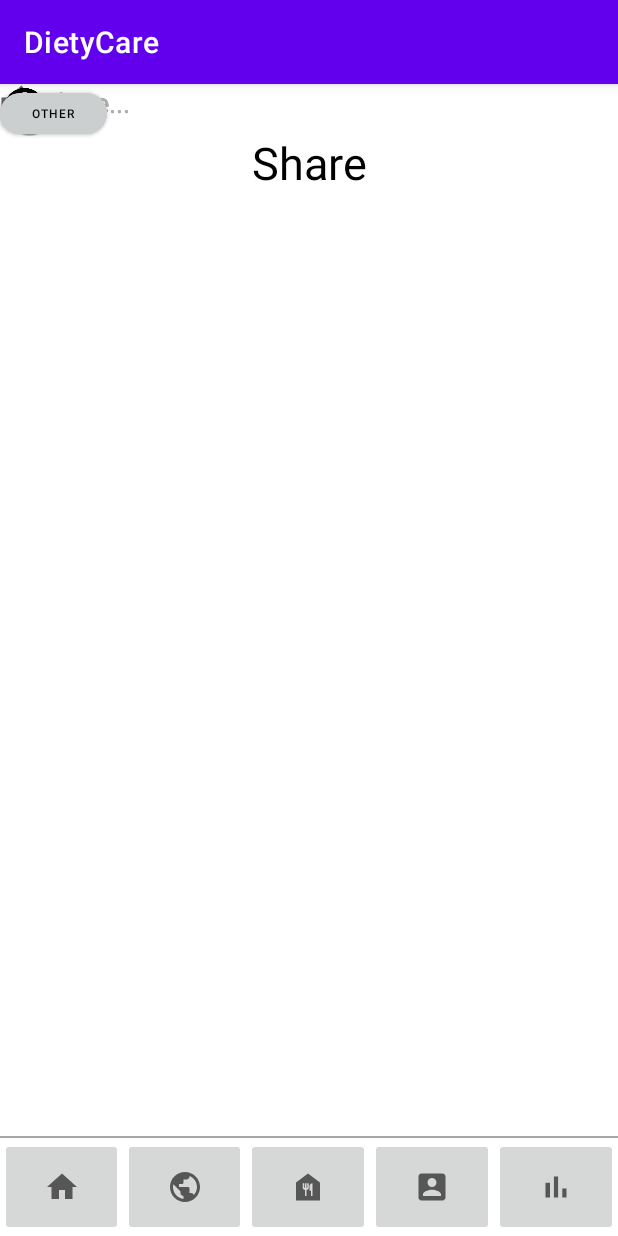
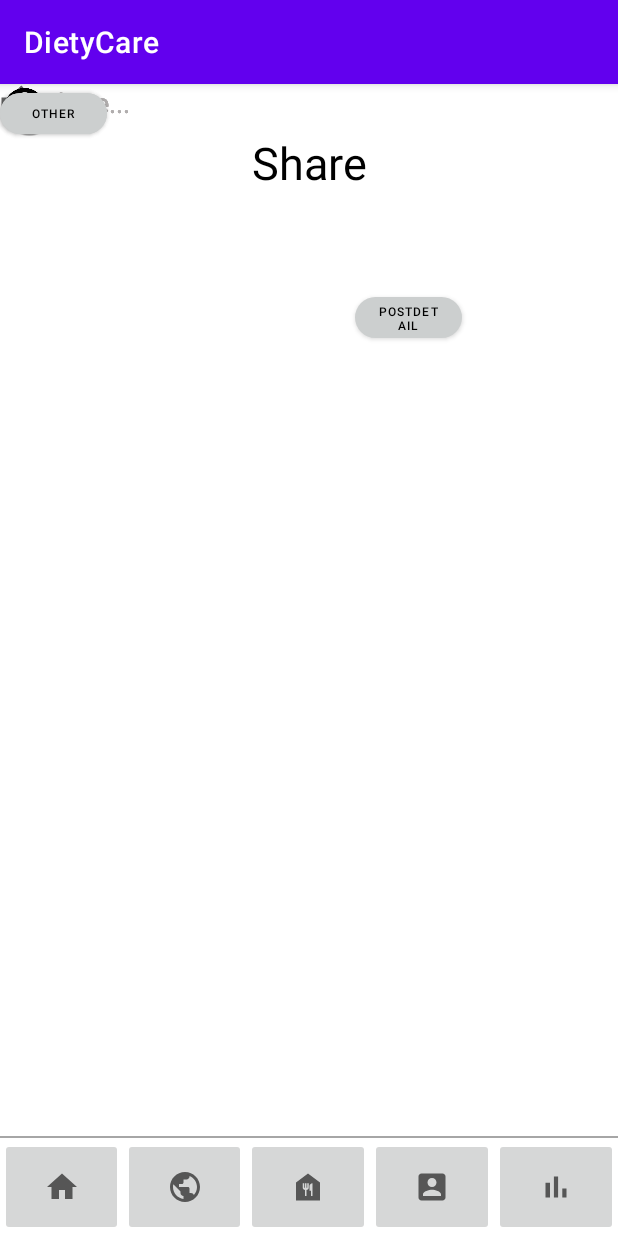
Before and after one commit to bryanchang0603/DietyCare-FrontEnd, an Android app: the screen it shows after launch once a user with an empty profile is signed in (shareActivity), after a tap on an icon or button, on a phone screen of 412 x 824 dp. Run offline under Robolectric (Android 15) with nearby library versions, the phone set to English and light mode, and no system bars; our stand-ins replace Firebase (no records; nobody signed in at launch, a user with empty details on screens opened directly), sdp/ssp sizes; Roboto replaces fonts that are not available here.

Commit message:
post detail initial commit

```diff
--- a/app/src/main/AndroidManifest.xml
+++ b/app/src/main/AndroidManifest.xml
@@ -29,6 +29,7 @@
         <activity android:name=".editActivity" />
         <activity android:name=".progress" />
         <activity android:name=".shareActivity" />
+        <activity android:name=".PostDetailActivity" />
         <activity
             android:name=".MealRecommendationActivity"
             android:exported="false" />
--- a/app/src/main/java/com/example/dietycare/MainActivity.java
+++ b/app/src/main/java/com/example/dietycare/MainActivity.java
@@ -75,11 +75,11 @@ public class MainActivity extends AppCompatActivity {
 
 
         // The following codes are for testing the UID
-        FirebaseUser currentUser = FirebaseAuth.getInstance().getCurrentUser();
-
-
-        assert currentUser != null;
-        System.out.println(currentUser.getUid());
+//        FirebaseUser currentUser = FirebaseAuth.getInstance().getCurrentUser();
+//
+//
+//        assert currentUser != null;
+//        System.out.println(currentUser.getUid());
 
         if (getSupportActionBar() != null) {
             getSupportActionBar().hide();
--- a/app/src/main/java/com/example/dietycare/shareActivity.java
+++ b/app/src/main/java/com/example/dietycare/shareActivity.java
@@ -7,6 +7,7 @@ import androidx.appcompat.app.AppCompatActivity;
 
 import com.google.android.gms.tasks.OnCompleteListener;
 import com.google.android.gms.tasks.Task;
+import com.google.android.material.button.MaterialButton;
 import com.google.firebase.auth.AuthResult;
 import com.google.firebase.auth.FirebaseAuth;
 import com.google.firebase.auth.FirebaseUser;
@@ -41,6 +42,18 @@ public class shareActivity extends AppCompatActivity {
         meal_btn = findViewById(R.id.menu_btn_meal_share);
         progress_btn = findViewById(R.id.menu_btn_progress_share);
         account_btn = findViewById(R.id.main_btn_account_share);
+
+        MaterialButton detail_btn = findViewById(R.id.detailButton);
+        detail_btn.setOnClickListener(new View.OnClickListener() {
+                                        @Override
+                                        public void onClick(View view) {
+                                            Intent intent = new Intent(shareActivity.this, PostDetailActivity.class);
+                                            //Starting of the Intent
+                                            startActivity(intent);
+                                            finish();
+                                        }
+                                    }
+        );
 
         home_btn.setOnClickListener(new View.OnClickListener() {
                                         @Override
--- a/app/src/main/res/layout/share.xml
+++ b/app/src/main/res/layout/share.xml
@@ -17,7 +17,21 @@
         tools:layout_editor_absoluteY="@dimen/_70sdp" />
 
     <com.google.android.material.button.MaterialButton
-        android:id="@+id/materialButton2"
+        android:id="@+id/detailButton"
+        android:layout_width="@dimen/_55sdp"
+        android:layout_height="@dimen/_30sdp"
+        android:layout_marginTop="136dp"
+        android:layout_marginEnd="104dp"
+        android:text="postDetail"
+        android:textColor="#000000"
+        android:textSize="8dp"
+        app:backgroundTint="#CCCFCF"
+        app:cornerRadius="18dp"
+        app:layout_constraintEnd_toEndOf="parent"
+        app:layout_constraintTop_toTopOf="parent" />
+
+    <com.google.android.material.button.MaterialButton
+        android:id="@+id/materialButton"
         android:layout_width="@dimen/_55sdp"
         android:layout_height="@dimen/_30sdp"
         android:text="Other"
```
Also changed, not shown: app/src/main/java/com/example/dietycare/PostDetailActivity.java (added, +73 -0 lines), app/src/main/res/layout/post_detail.xml (added, +96 -0 lines).
